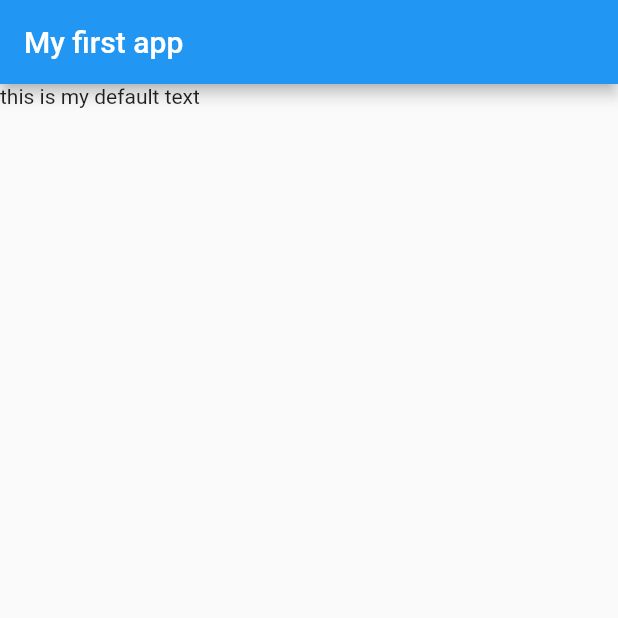
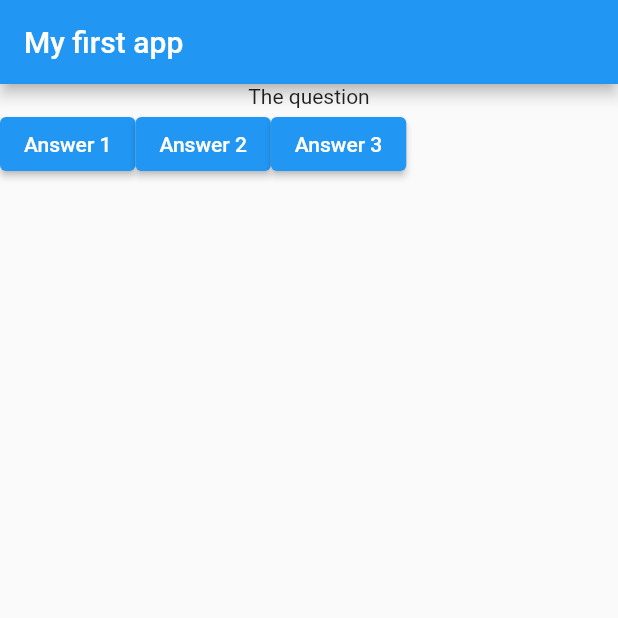
Before and after one commit to Yazeed2-learning/flutter, a Flutter app: the screen it shows after launch, on a phone screen of 412 x 824 dp, the top half of it. Run offline on Flutter 3.47's test engine with Material 2 defaults, Android fonts, the light colour scheme and no system bars.

Commit message:
added  buttons

```diff
--- a/lib/main.dart
+++ b/lib/main.dart
@@ -5,12 +5,32 @@ void main() => runApp(MyApp());
 class MyApp extends StatelessWidget {
   @override
   Widget build(BuildContext context) {
+    var questions = ['what\'s your favorite car', 'what\'s your favorite food'];
+    void answerQuestion (int index) {
+        print('question answered! $index' );
+    }
     return MaterialApp(
       home: Scaffold(
         appBar: AppBar(
           title: Text('My first app '),
         ),
-        body: Text('this is my default text'),
+        body: Column(children: [
+          Text('The question'),
+          Row(children: [ ElevatedButton(
+            child: Text('Answer 1'),
+            onPressed: ()=>answerQuestion(1),
+          ),
+          ElevatedButton(
+            child: Text('Answer 2'),
+            onPressed: ()=>answerQuestion(2),
+          ),
+          ElevatedButton(
+            child: Text('Answer 3'),
+            onPressed: ()=>answerQuestion(3),
+          ),]
+          ),
+
+        ]),
       ),
     );
   }
```
